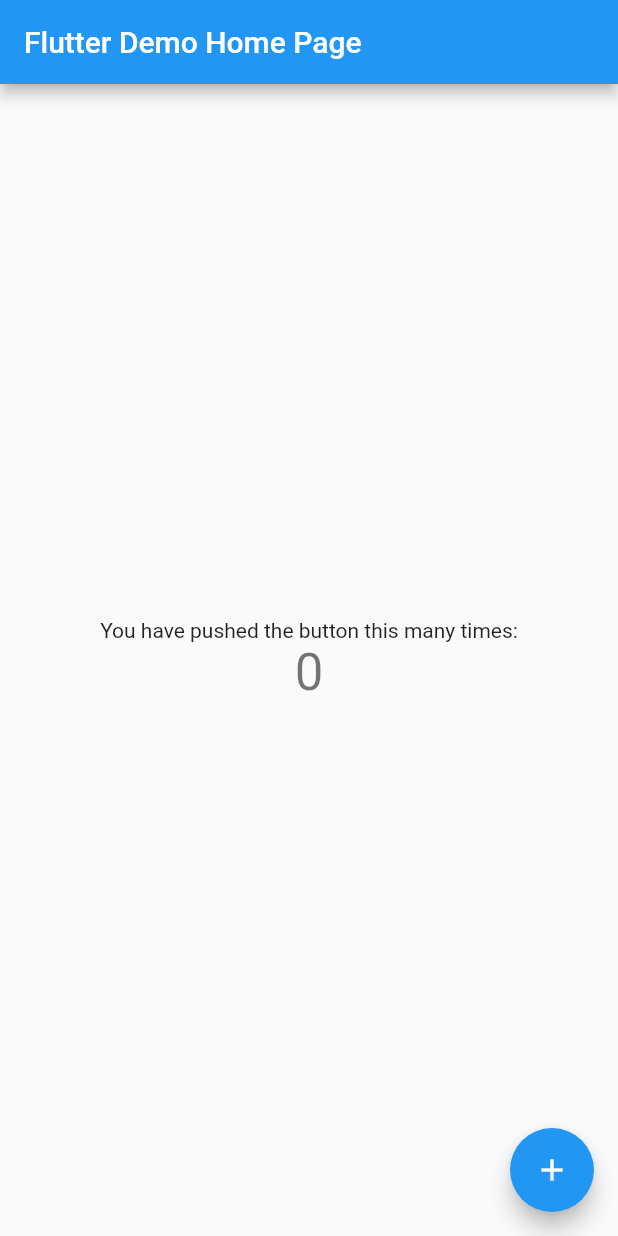
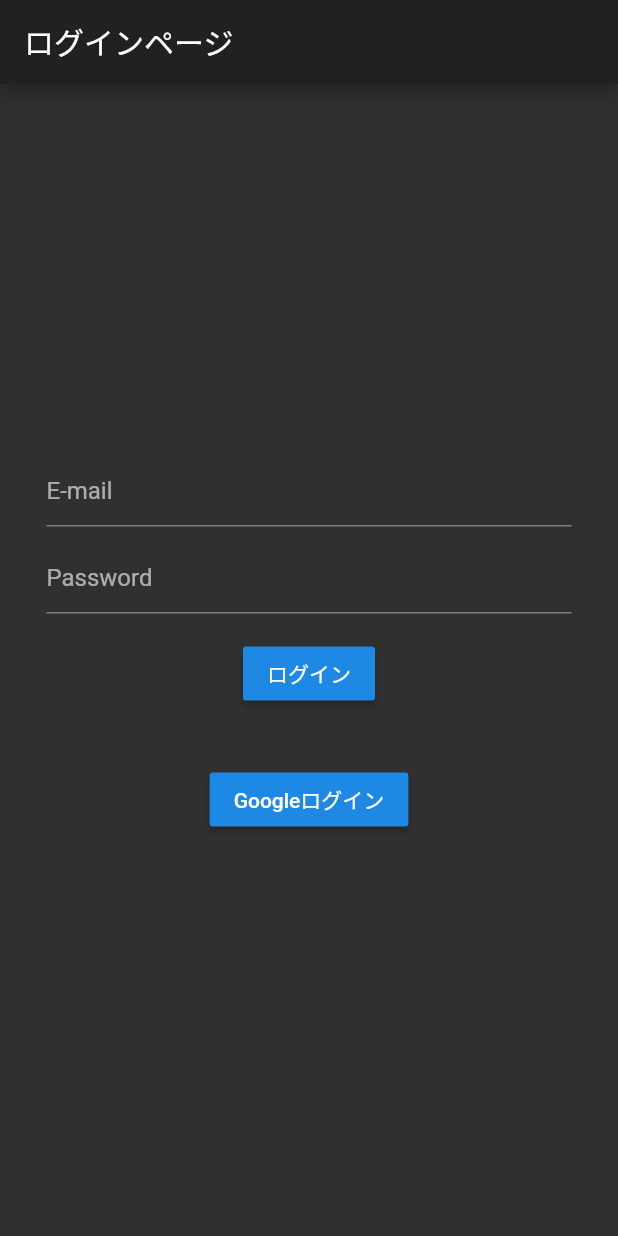
Before and after one commit to yoneyan/shift, a Flutter app: the screen it shows after launch, on a phone screen of 412 x 824 dp. Run offline on Flutter 3.47's test engine with Material 2 defaults, Android fonts, the phone set to English and light mode, and no system bars; our stand-ins replace firebase_auth; accounts and stored records are empty.

Commit message:
一時追加 #1

```diff
--- /dev/null
+++ b/lib/auth.dart
@@ -0,0 +1,48 @@
+import 'dart:async';
+import 'package:firebase_auth/firebase_auth.dart';
+
+abstract class BaseAuth {
+  Future<String> currentUser();
+
+  Future<FirebaseUser> signIn(String email, String password);
+
+  Future<String> createUser(String email, String password);
+
+  Future<void> signOut();
+}
+
+class Auth implements BaseAuth {
+//class Auth {
+  final FirebaseAuth _firebaseAuth = FirebaseAuth.instance;
+
+  Future<FirebaseUser> signIn(String email, String password) async {
+    try {
+      FirebaseUser user = (await _firebaseAuth.signInWithEmailAndPassword(
+          email: email, password: password)) as FirebaseUser;
+      return user;
+    } catch (e) {
+      print(e);
+      return null;
+    }
+  }
+
+  Future<String> createUser(String email, String password) async {
+    FirebaseUser user = (await _firebaseAuth.createUserWithEmailAndPassword(
+        email: email, password: password)) as FirebaseUser;
+    return user.uid;
+  }
+
+  Future<bool> checkLogin() async {
+    return null == _firebaseAuth.currentUser();
+  }
+
+  Future<String> currentUser() async {
+    FirebaseUser user = await _firebaseAuth.currentUser();
+    return user != null ? user.uid : null;
+//    return true;
+  }
+
+  Future<void> signOut() async {
+    return _firebaseAuth.signOut();
+  }
+}
--- /dev/null
+++ b/lib/login.dart
@@ -0,0 +1,119 @@
+import 'package:flutter/cupertino.dart';
+import 'package:flutter/material.dart';
+import 'package:shift/drawer.dart';
+import 'package:shift/pages/shift.dart';
+
+import 'auth.dart';
+
+class LoginPage extends StatefulWidget {
+  LoginPage();
+
+  @override
+  _LoginPageState createState() => _LoginPageState(new Auth());
+}
+
+class _LoginPageState extends State<LoginPage> {
+  _LoginPageState(this.auth);
+  final GlobalKey<ScaffoldState> _scaffoldKey = new GlobalKey<ScaffoldState>();
+  final Auth auth;
+
+  final emailInputController = new TextEditingController();
+  final passInputController = new TextEditingController();
+
+  void _showScaffold(String message) {
+    _scaffoldKey.currentState.showSnackBar(SnackBar(
+      content: Text(message),
+    ));
+  }
+
+  @override
+  Widget build(BuildContext context) {
+    final _passwordFocusNode = FocusNode();
+
+    return Scaffold(
+      appBar: AppBar(
+        title: Text('ログインページ'),
+      ),
+      body: Center(
+        child: Column(
+          mainAxisAlignment: MainAxisAlignment.center,
+          children: <Widget>[
+            Container(
+              width: 350,
+              child: TextFormField(
+                controller: emailInputController,
+                decoration: const InputDecoration(hintText: 'E-mail'),
+                validator: (value) {
+                  if (value.isEmpty) {
+                    return 'メールアドレスを入力してください';
+                  }
+                  return null;
+                },
+                textInputAction: TextInputAction.next,
+                onFieldSubmitted: (_) {
+                  FocusScope.of(context).requestFocus(_passwordFocusNode);
+                },
+              ),
+            ),
+            Padding(
+              padding: EdgeInsets.all(5.0),
+            ),
+            Container(
+                width: 350,
+                child: TextFormField(
+                  controller: passInputController,
+                  focusNode: _passwordFocusNode,
+                  decoration: const InputDecoration(hintText: 'Password'),
+                  obscureText: true,
+                  validator: (value) {
+                    if (value.isEmpty) {
+                      return 'パスワードを入力してください';
+                    }
+                    return null;
+                  },
+                )),
+            Padding(
+                padding: const EdgeInsets.symmetric(vertical: 16.0),
+                child: RaisedButton(
+                  child: Text('ログイン'),
+                  onPressed: () {
+                    auth
+                        .signIn(emailInputController.value.text,
+                            passInputController.value.text)
+                        .then((value) => {
+                              if (value.uid != null)
+                                {
+                                  Navigator.push(
+                                      context,
+                                      MaterialPageRoute(
+                                          builder: (context) => ShiftPage()))
+                                }
+                              else
+                                {
+                                  _showScaffold("This is a SnackBar called from another place.")
+                                }
+                            });
+                  },
+                )),
+            Padding(
+                padding: const EdgeInsets.symmetric(vertical: 20.0),
+                child: RaisedButton(
+                  child: Text('Googleログイン'),
+                  onPressed: () {
+                    Scaffold.of(context).showSnackBar(
+                        SnackBar(content: Text("Hello from snackbar",
+                          textAlign: TextAlign.center, style: TextStyle(fontSize: 14.0, fontWeight:
+                          FontWeight.bold),), duration: Duration(seconds: 3), backgroundColor: Colors.blue,)
+                    );
+//                    _showScaffold("This is a SnackBar called from another place.");
+
+//                    Navigator.push(context,
+//                        MaterialPageRoute(builder: (context) => ShiftPage()));
+                  },
+                )),
+          ],
+        ),
+      ),
+    );
+  }
+}
--- a/lib/main.dart
+++ b/lib/main.dart
@@ -1,117 +1,50 @@
 import 'package:flutter/material.dart';
+import 'package:shift/pages/shift.dart';
+
+import 'auth.dart';
+import 'drawer.dart';
+import 'login.dart';
+import 'routes.dart';
 
 void main() {
-  runApp(MyApp());
+  runApp(new MaterialApp(
+    title: 'Shift',
+    theme: ThemeData(
+      primarySwatch: Colors.blue,
+      visualDensity: VisualDensity.adaptivePlatformDensity,
+    ),
+    home: RootPage(title: 'Shift', auth: new Auth()),
+    routes: {
+      Routes.shift: (context) => ShiftPage(),
+//      "/shift": (context) => ShiftPage(),
+    },
+  ));
 }
 
-class MyApp extends StatelessWidget {
-  // This widget is the root of your application.
-  @override
-  Widget build(BuildContext context) {
-    return MaterialApp(
-      title: 'Shift',
-      theme: ThemeData(
-        // This is the theme of your application.
-        //
-        // Try running your application with "flutter run". You'll see the
-        // application has a blue toolbar. Then, without quitting the app, try
-        // changing the primarySwatch below to Colors.green and then invoke
-        // "hot reload" (press "r" in the console where you ran "flutter run",
-        // or simply save your changes to "hot reload" in a Flutter IDE).
-        // Notice that the counter didn't reset back to zero; the application
-        // is not restarted.
-        primarySwatch: Colors.blue,
-        // This makes the visual density adapt to the platform that you run
-        // the app on. For desktop platforms, the controls will be smaller and
-        // closer together (more dense) than on mobile platforms.
-        visualDensity: VisualDensity.adaptivePlatformDensity,
-      ),
-      home: MyHomePage(title: 'Flutter Demo Home Page'),
-    );
-  }
-}
-
-class MyHomePage extends StatefulWidget {
-  MyHomePage({Key key, this.title}) : super(key: key);
-
-  // This widget is the home page of your application. It is stateful, meaning
-  // that it has a State object (defined below) that contains fields that affect
-  // how it looks.
-
-  // This class is the configuration for the state. It holds the values (in this
-  // case the title) provided by the parent (in this case the App widget) and
-  // used by the build method of the State. Fields in a Widget subclass are
-  // always marked "final".
-
+class RootPage extends StatefulWidget {
+  RootPage({Key key, this.title, this.auth}) : super(key: key);
+  final Auth auth;
   final String title;
 
   @override
-  _MyHomePageState createState() => _MyHomePageState();
+  _RootPageState createState() => _RootPageState();
 }
 
-class _MyHomePageState extends State<MyHomePage> {
-  int _counter = 0;
+class _RootPageState extends State<RootPage> {
+  bool _isLogin = false;
 
-  void _incrementCounter() {
-    setState(() {
-      // This call to setState tells the Flutter framework that something has
-      // changed in this State, which causes it to rerun the build method below
-      // so that the display can reflect the updated values. If we changed
-      // _counter without calling setState(), then the build method would not be
-      // called again, and so nothing would appear to happen.
-      _counter++;
-    });
+  initState() {
+    super.initState();
+    widget.auth.checkLogin().then((status) => _isLogin = status);
+    print(_isLogin);
   }
 
   @override
   Widget build(BuildContext context) {
-    // This method is rerun every time setState is called, for instance as done
-    // by the _incrementCounter method above.
-    //
-    // The Flutter framework has been optimized to make rerunning build methods
-    // fast, so that you can just rebuild anything that needs updating rather
-    // than having to individually change instances of widgets.
-    return Scaffold(
-      appBar: AppBar(
-        // Here we take the value from the MyHomePage object that was created by
-        // the App.build method, and use it to set our appbar title.
-        title: Text(widget.title),
-      ),
-      body: Center(
-        // Center is a layout widget. It takes a single child and positions it
-        // in the middle of the parent.
-        child: Column(
-          // Column is also a layout widget. It takes a list of children and
-          // arranges them vertically. By default, it sizes itself to fit its
-          // children horizontally, and tries to be as tall as its parent.
-          //
-          // Invoke "debug painting" (press "p" in the console, choose the
-          // "Toggle Debug Paint" action from the Flutter Inspector in Android
-          // Studio, or the "Toggle Debug Paint" command in Visual Studio Code)
-          // to see the wireframe for each widget.
-          //
-          // Column has various properties to control how it sizes itself and
-          // how it positions its children. Here we use mainAxisAlignment to
-          // center the children vertically; the main axis here is the vertical
-          // axis because Columns are vertical (the cross axis would be
-          // horizontal).
-          mainAxisAlignment: MainAxisAlignment.center,
-          children: <Widget>[
-            Text(
-              'You have pushed the button this many times:',
-            ),
-            Text(
-              '$_counter',
-              style: Theme.of(context).textTheme.headline4,
-            ),
-          ],
-        ),
-      ),
-      floatingActionButton: FloatingActionButton(
-        onPressed: _incrementCounter,
-        tooltip: 'Increment',
-        child: Icon(Icons.add),
-      ), // This trailing comma makes auto-formatting nicer for build methods.
+    return MaterialApp(
+      title: "Shift",
+      theme: ThemeData.dark(),
+      home: _isLogin ? ShiftPage() : LoginPage(),
     );
   }
 }
--- a/pubspec.yaml
+++ b/pubspec.yaml
@@ -28,6 +28,9 @@ dependencies:
   # The following adds the Cupertino Icons font to your application.
   # Use with the CupertinoIcons class for iOS style icons.
   cupertino_icons: ^0.1.3
+  firebase_auth: ^0.16.1
+  firebase_core: ^0.4.5
+  cloud_firestore: ^0.13.0+1
 
 dev_dependencies:
   flutter_test:
```
Also changed, not shown: lib/drawer.dart (added, +74 -0 lines), lib/routes.dart (added, +7 -0 lines), lib/snackBar.dart (added, +27 -0 lines), pubspec.lock, 3 other files.
